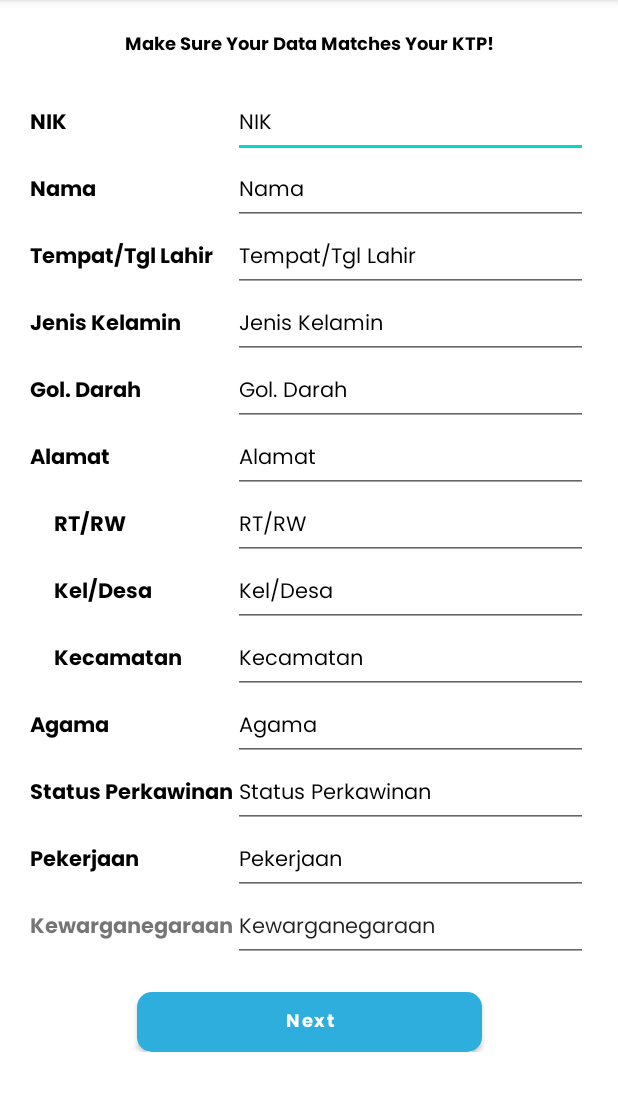
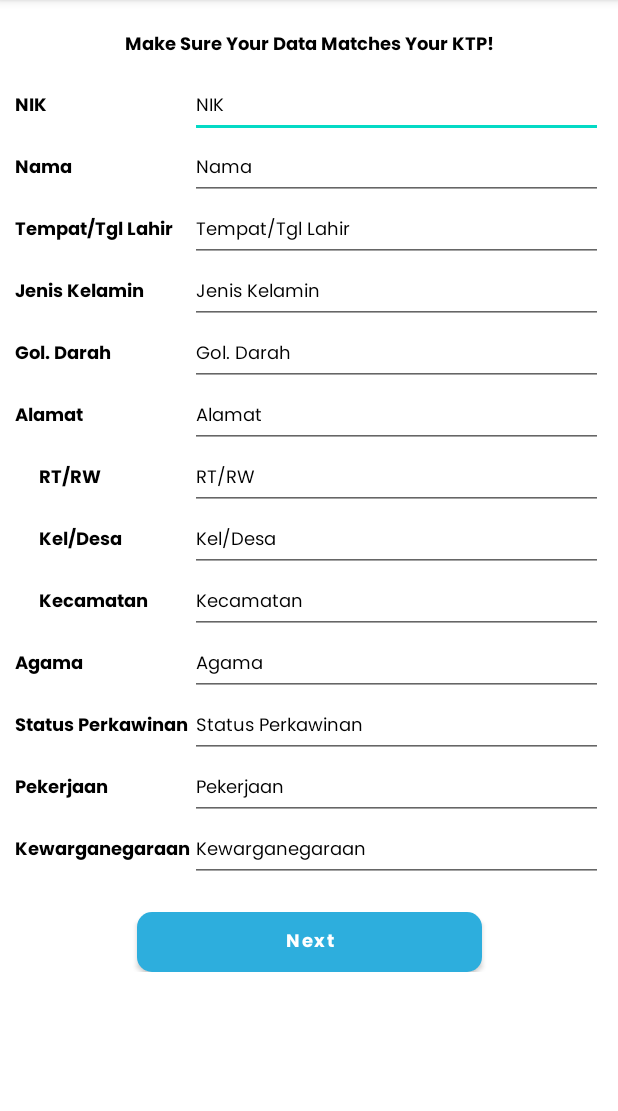
Before and after one commit to rafiaditya1/OCR_C22-KY03, an Android app: the FormActivity screen opened directly, with no data from a screen before it, on a phone screen of 412 x 824 dp, the part 84-1195 px from its top. Run offline under Robolectric (Android 15) with nearby library versions, the phone set to English and light mode, and no system bars.

```diff
--- a/app/src/main/res/layout/activity_form.xml
+++ b/app/src/main/res/layout/activity_form.xml
@@ -14,8 +14,8 @@
         <TextView
             android:id="@+id/tv_title"
             style="@style/Text.SubHeader"
+            android:layout_marginTop="20dp"
             android:gravity="center"
-            android:layout_marginTop="20dp"
             android:text="@string/title_form"
             app:layout_constraintEnd_toEndOf="parent"
             app:layout_constraintStart_toStartOf="parent"
@@ -25,210 +25,254 @@
             android:id="@+id/table"
             android:layout_width="match_parent"
             android:layout_height="wrap_content"
-            android:layout_margin="20dp"
+            android:layout_margin="10dp"
             android:stretchColumns="2"
             app:layout_constraintTop_toBottomOf="@+id/tv_title">
 
             <TableRow>
 
                 <TextView
+                    style="@style/Text.TabKey"
+                    android:layout_width="match_parent"
+                    android:layout_height="match_parent"
                     android:layout_column="1"
-                    android:text="@string/tv_nik"
-                    style="@style/Text.TabKey" />
+                    android:gravity="center_vertical"
+                    android:text="@string/tv_nik" />
 
                 <com.google.android.material.textfield.TextInputEditText
                     android:id="@+id/edt_nik"
+                    style="@style/Text.TabValue"
+                    android:layout_width="match_parent"
+                    android:layout_height="match_parent"
                     android:gravity="start"
                     android:inputType="number"
-                    android:text="@string/tv_nik"
-                    style="@style/Text.TabValue" />
+                    android:text="@string/tv_nik" />
             </TableRow>
 
             <TableRow>
 
                 <TextView
+                    style="@style/Text.TabKey"
+                    android:layout_width="match_parent"
+                    android:layout_height="match_parent"
                     android:layout_column="1"
-                    android:text="@string/tv_nama"
-                    style="@style/Text.TabKey" />
+                    android:gravity="center_vertical"
+                    android:text="@string/tv_nama" />
 
                 <com.google.android.material.textfield.TextInputEditText
                     android:id="@+id/edt_nama"
+                    style="@style/Text.TabValue"
+                    android:layout_width="match_parent"
+                    android:layout_height="match_parent"
                     android:gravity="start"
                     android:inputType="text"
-                    android:text="@string/tv_nama"
-                    style="@style/Text.TabValue" />
+                    android:text="@string/tv_nama" />
             </TableRow>
 
             <TableRow>
 
                 <TextView
+                    style="@style/Text.TabKey"
+                    android:layout_width="match_parent"
+                    android:layout_height="match_parent"
                     android:layout_column="1"
-                    android:text="@string/tv_tempat_tgl_lahir"
-                    style="@style/Text.TabKey" />
+                    android:gravity="center_vertical"
+                    android:text="@string/tv_tempat_tgl_lahir" />
 
                 <com.google.android.material.textfield.TextInputEditText
                     android:id="@+id/edt_tempat_tgl_lahir"
+                    style="@style/Text.TabValue"
                     android:gravity="start"
                     android:inputType="text"
-                    android:text="@string/tv_tempat_tgl_lahir"
-                    style="@style/Text.TabValue" />
+                    android:text="@string/tv_tempat_tgl_lahir" />
             </TableRow>
 
             <TableRow>
 
                 <TextView
+                    style="@style/Text.TabKey"
+                    android:layout_width="match_parent"
+                    android:layout_height="match_parent"
                     android:layout_column="1"
-                    android:text="@string/tv_jenis_kelamin"
-                    style="@style/Text.TabKey" />
+                    android:gravity="center_vertical"
+                    android:text="@string/tv_jenis_kelamin" />
 
                 <com.google.android.material.textfield.TextInputEditText
                     android:id="@+id/edt_jenis_kelamin"
+                    style="@style/Text.TabValue"
                     android:gravity="start"
                     android:inputType="text"
-                    android:text="@string/tv_jenis_kelamin"
-                    style="@style/Text.TabValue" />
+                    android:text="@string/tv_jenis_kelamin" />
             </TableRow>
 
             <TableRow>
 
                 <TextView
+                    style="@style/Text.TabKey"
+                    android:layout_width="match_parent"
+                    android:layout_height="match_parent"
                     android:layout_column="1"
-                    android:text="@string/tv_gol_darah"
-                    style="@style/Text.TabKey" />
+                    android:gravity="center_vertical"
+                    android:text="@string/tv_gol_darah" />
 
                 <com.google.android.material.textfield.TextInputEditText
                     android:id="@+id/edt_gol_darah"
+                    style="@style/Text.TabValue"
                     android:gravity="start"
                     android:inputType="text"
-                    android:text="@string/tv_gol_darah"
-                    style="@style/Text.TabValue" />
+                    android:text="@string/tv_gol_darah" />
             </TableRow>
 
             <TableRow>
 
                 <TextView
+                    style="@style/Text.TabKey"
+                    android:layout_width="match_parent"
+                    android:layout_height="match_parent"
                     android:layout_column="1"
-                    android:text="@string/tv_alamat"
-                    style="@style/Text.TabKey" />
+                    android:gravity="center_vertical"
+                    android:text="@string/tv_alamat" />
 
                 <com.google.android.material.textfield.TextInputEditText
                     android:id="@+id/edt_alamat"
+                    style="@style/Text.TabValue"
+
                     android:gravity="start"
                     android:inputType="text"
-                    android:text="@string/tv_alamat"
-                    style="@style/Text.TabValue" />
+                    android:text="@string/tv_alamat" />
             </TableRow>
 
             <TableRow>
 
                 <TextView
+                    style="@style/Text.TabKey"
+                    android:layout_width="match_parent"
+                    android:layout_height="match_parent"
                     android:layout_column="1"
+                    android:gravity="center_vertical"
                     android:paddingHorizontal="16dp"
-                    android:text="@string/tv_rt_rw"
-                    style="@style/Text.TabKey" />
+                    android:text="@string/tv_rt_rw" />
 
                 <com.google.android.material.textfield.TextInputEditText
                     android:id="@+id/edt_rt_rw"
+                    style="@style/Text.TabValue"
                     android:gravity="start"
                     android:inputType="text"
-                    android:text="@string/tv_rt_rw"
-                    style="@style/Text.TabValue" />
+                    android:text="@string/tv_rt_rw" />
             </TableRow>
 
             <TableRow>
 
                 <TextView
+                    style="@style/Text.TabKey"
+                    android:layout_width="match_parent"
+                    android:layout_height="match_parent"
                     android:layout_column="1"
+                    android:gravity="center_vertical"
                     android:paddingHorizontal="16dp"
-                    android:text="@string/tv_kel_desa"
-                    style="@style/Text.TabKey"/>
+                    android:text="@string/tv_kel_desa" />
 
                 <com.google.android.material.textfield.TextInputEditText
                     android:id="@+id/edt_kel_desa"
+                    style="@style/Text.TabValue"
                     android:gravity="start"
                     android:inputType="text"
-                    android:text="@string/tv_kel_desa"
-                    style="@style/Text.TabValue"/>
+                    android:text="@string/tv_kel_desa" />
             </TableRow>
 
             <TableRow>
 
                 <TextView
+                    style="@style/Text.TabKey"
+                    android:layout_width="match_parent"
+                    android:layout_height="match_parent"
                     android:layout_column="1"
+                    android:gravity="center_vertical"
                     android:paddingHorizontal="16dp"
-                    android:text="@string/tv_kecamatan"
-                    style="@style/Text.TabKey" />
+                    android:text="@string/tv_kecamatan" />
 
                 <com.google.android.material.textfield.TextInputEditText
                     android:id="@+id/edt_kecamatan"
+                    style="@style/Text.TabValue"
                     android:gravity="start"
                     android:inputType="text"
-                    android:text="@string/tv_kecamatan"
-                    style="@style/Text.TabValue" />
+                    android:text="@string/tv_kecamatan" />
             </TableRow>
 
             <TableRow>
 
                 <TextView
+                    style="@style/Text.TabKey"
+                    android:layout_width="match_parent"
+                    android:layout_height="match_parent"
                     android:layout_column="1"
-                    android:text="@string/tv_agama"
-                    style="@style/Text.TabKey" />
+                    android:gravity="center_vertical"
+                    android:text="@string/tv_agama" />
 
                 <com.google.android.material.textfield.TextInputEditText
                     android:id="@+id/edt_agama"
+                    style="@style/Text.TabValue"
                     android:gravity="start"
                     android:inputType="text"
-                    android:text="@string/tv_agama"
-                    style="@style/Text.TabValue" />
+                    android:text="@string/tv_agama" />
             </TableRow>
 
             <TableRow>
 
                 <TextView
+                    style="@style/Text.TabKey"
+                    android:layout_width="match_parent"
+                    android:layout_height="match_parent"
                     android:layout_column="1"
-                    android:text="@string/tv_status_perkawinan"
-                    style="@style/Text.TabKey" />
+                    android:gravity="center_vertical"
+                    android:text="@string/tv_status_perkawinan" />
 
                 <com.google.android.material.textfield.TextInputEditText
                     android:id="@+id/edt_status_perkawinan"
+                    style="@style/Text.TabValue"
                     android:gravity="start"
                     android:inputType="text"
-                    android:text="@string/tv_status_perkawinan"
-                    style="@style/Text.TabValue" />
+                    android:text="@string/tv_status_perkawinan" />
             </TableRow>
 
             <TableRow>
 
                 <TextView
+                    style="@style/Text.TabKey"
+                    android:layout_width="match_parent"
+                    android:layout_height="match_parent"
                     android:layout_column="1"
-                    android:text="@string/tv_pekerjaan"
-                    style="@style/Text.TabKey" />
+                    android:gravity="center_vertical"
+                    android:text="@string/tv_pekerjaan" />
 
                 <com.google.android.material.textfield.TextInputEditText
                     android:id="@+id/edt_pekerjaan"
+                    style="@style/Text.TabValue"
                     android:gravity="start"
                     android:inputType="text"
-                    android:text="@string/tv_pekerjaan"
-                    style="@style/Text.TabValue" />
+                    android:text="@string/tv_pekerjaan" />
             </TableRow>
 
             <TableRow>
 
                 <TextView
+                    style="@style/Text.TabKey"
+                    android:layout_width="match_parent"
+                    android:layout_height="match_parent"
                     android:layout_column="1"
-                    android:text="@string/tv_kewarganegaraan"
-                    android:textSize="14sp"
-                    android:textStyle="bold"
-                    android:fontFamily="@font/poppins_bold"/>
+                    android:gravity="center_vertical"
+                    android:text="@string/tv_kewarganegaraan" />
 
                 <com.google.android.material.textfield.TextInputEditText
                     android:id="@+id/edt_kewarganegaraan"
+                    style="@style/Text.TabValue"
+                    android:layout_width="match_parent"
+                    android:layout_height="match_parent"
                     android:gravity="start"
                     android:inputType="text"
-                    android:text="@string/tv_kewarganegaraan"
-                    android:textSize="14sp"
-                    android:fontFamily="@font/poppins"/>
+                    android:text="@string/tv_kewarganegaraan" />
             </TableRow>
+
         </TableLayout>
 
         <Button
@@ -236,9 +280,9 @@
             style="@style/Button.Large"
             android:layout_marginTop="20dp"
             android:text="@string/next"
-            app:layout_constraintTop_toBottomOf="@id/table"
             app:layout_constraintEnd_toEndOf="parent"
-            app:layout_constraintStart_toStartOf="parent" />
+            app:layout_constraintStart_toStartOf="parent"
+            app:layout_constraintTop_toBottomOf="@id/table" />
 
     </androidx.constraintlayout.widget.ConstraintLayout>
 
--- a/app/src/main/res/values/themes.xml
+++ b/app/src/main/res/values/themes.xml
@@ -53,13 +53,13 @@
     </style>
 
     <style name="Text.TabKey">
-        <item name="android:textSize">14sp</item>
+        <item name="android:textSize">12sp</item>
         <item name="android:fontFamily">@font/poppins_bold</item>
         <item name="android:textStyle">bold</item>
     </style>
 
     <style name="Text.TabValue">
-        <item name="android:textSize">14sp</item>
+        <item name="android:textSize">12sp</item>
         <item name="android:fontFamily">@font/poppins</item>
     </style>
 
```
Also changed, not shown: app/src/main/res/layout/activity_detail.xml (+88 -56 lines), app/src/main/res/layout/activity_ktp.xml (+20 -20 lines), app/src/main/res/layout/activity_selfie.xml (+6 -5 lines).
